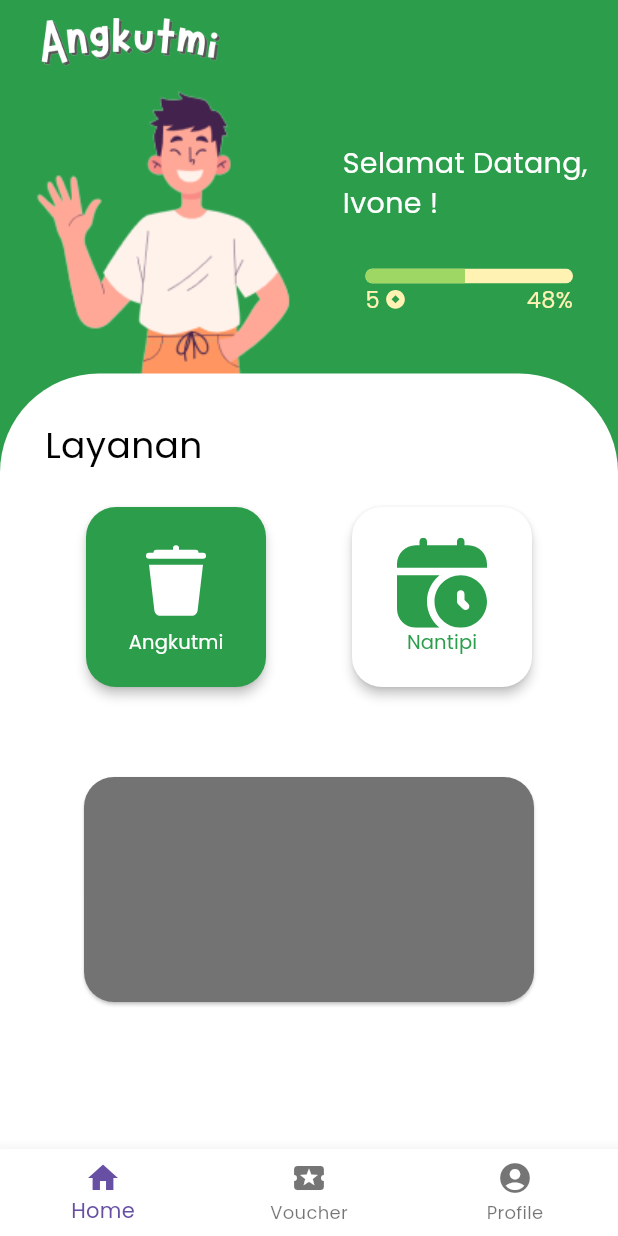
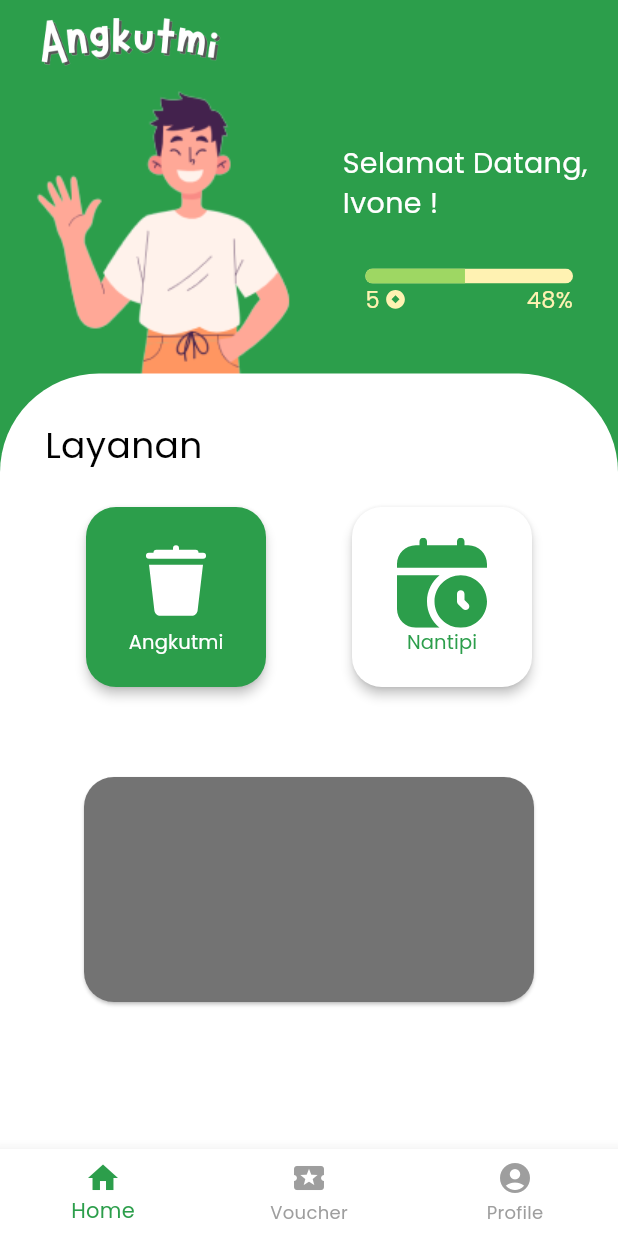
Before and after one commit to liwangivone/Angkutmi, a Flutter app: the screen it shows after launch, on a phone screen of 412 x 824 dp. Run offline on Flutter 3.47's test engine with Material 3 defaults, Android fonts, the light colour scheme and no system bars; our stand-ins replace flutter_svg.

Commit message:
Update main.dart
ganti warna bottom navbar

```diff
--- a/lib/main.dart
+++ b/lib/main.dart
@@ -224,6 +224,8 @@ class HomeScreen extends StatelessWidget {
       ),
       bottomNavigationBar: BottomNavigationBar(
         backgroundColor: Colors.white, // Changed background color to blue
+        selectedItemColor: const Color.fromARGB(255, 44, 158, 75), // Changed selected item color to blue
+        unselectedItemColor: Colors.grey, // Changed unselected item color to grey
         items: const <BottomNavigationBarItem>[
           BottomNavigationBarItem(
             icon: Icon(Icons.home),
```
